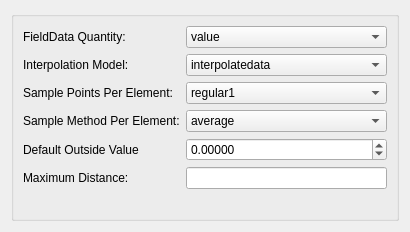
SCIInstitute/SCIRun, file src/Interface/Modules/Fields/MapFieldDataOntoElems.ui: the form before one commit.
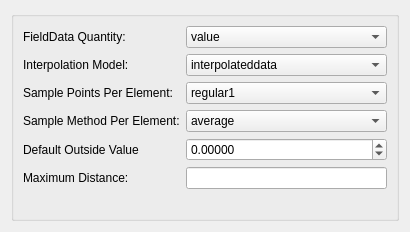
The form after the commit.

```diff
--- a/src/Interface/Modules/Fields/MapFieldDataOntoElems.ui
+++ b/src/Interface/Modules/Fields/MapFieldDataOntoElems.ui
@@ -74,7 +74,7 @@
        <widget class="QComboBox" name="interpolationComboBox_">
         <item>
          <property name="text">
-          <string>interpolatedata</string>
+          <string>interpolateddata</string>
          </property>
         </item>
         <item>
```
